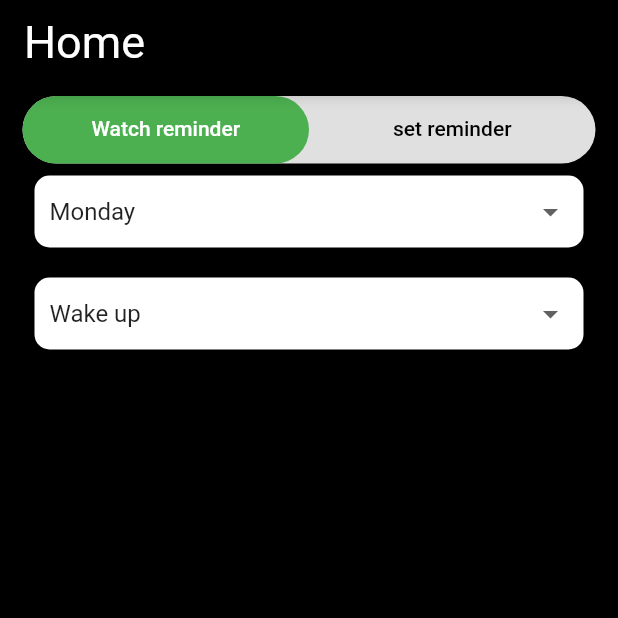
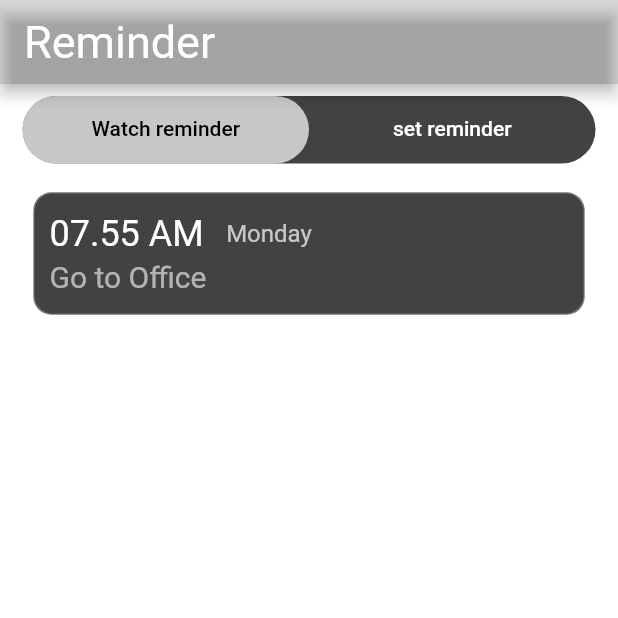
Before and after one commit to Manishs2261/Reminder_App, a Flutter app: the screen it shows after launch, on a phone screen of 412 x 824 dp, the top half of it. Run offline on Flutter 3.47's test engine with Material 3 defaults, Android fonts, the phone set to English and light mode, and no system bars.

Commit message:
feat: add reminder list

```diff
--- a/lib/src/features/home_screen.dart
+++ b/lib/src/features/home_screen.dart
@@ -8,49 +8,44 @@ class HomeScreen extends StatefulWidget {
 }
 
 class _HomeScreenState extends State<HomeScreen> {
-
-
-  String? _dropDownValue;
-
+  TimeOfDay initialTime = TimeOfDay.now();
 
   @override
   Widget build(BuildContext context) {
     return DefaultTabController(
       length: 2,
       child: Scaffold(
-        backgroundColor: Colors.black,
+        backgroundColor: Colors.white12,
         appBar: AppBar(
-          backgroundColor: Colors.black,
-          titleTextStyle: TextStyle(color: Colors.white,fontSize: 30),
-          title: Text("Home"),
+          backgroundColor: Colors.black12,
+          titleTextStyle: TextStyle(color: Colors.white, fontSize: 30),
+          title: Text("Reminder"),
         ),
         body: Padding(
-          padding: const EdgeInsets.only(top: 8.0,bottom: 8.0,left: 15.0,right: 15.0),
+          padding: const EdgeInsets.only(top: 8.0, bottom: 8.0, left: 15.0, right: 15.0),
           child: Column(
             children: [
               Container(
                 height: 45,
                 decoration: BoxDecoration(
-                  color: Colors.grey[300],
+                  color: Colors.grey.shade800,
                   borderRadius: BorderRadius.circular(
                     25.0,
                   ),
                 ),
                 child: TabBar(
-
                   indicatorSize: TabBarIndicatorSize.tab,
                   indicator: BoxDecoration(
                     borderRadius: BorderRadius.circular(
                       25.0,
                     ),
-                    color: Colors.green,
+                    color: Colors.white70,
                   ),
-                  labelColor: Colors.white,
-                  unselectedLabelColor: Colors.black,
+                  labelColor: Colors.black,
+                  unselectedLabelColor: Colors.white,
                   tabs: [
                     Tab(
                       text: 'Watch reminder',
-
                     ),
                     Tab(
                       text: 'set reminder',
@@ -61,22 +56,56 @@ class _HomeScreenState extends State<HomeScreen> {
               Expanded(
                   child: TabBarView(
                 children: [
-
                   Padding(
-                    padding: const EdgeInsets.all(8.0),
+                    padding: const EdgeInsets.only(left: 8, right: 8, top: 20),
                     child: Column(
                       children: [
+                        Container(
+                          padding: EdgeInsets.all(10),
+                          height: 80,
+                          width: double.infinity,
+                          decoration: BoxDecoration(
+                              borderRadius: BorderRadius.circular(12),
+                              boxShadow: [
+                                BoxShadow(color: Colors.grey.shade600, spreadRadius: 0.8),
+                              ],
+                              color: Colors.grey.shade800),
+                          child: Column(
+                              mainAxisAlignment: MainAxisAlignment.spaceEvenly,
+                            crossAxisAlignment: CrossAxisAlignment.start,
+                            children: [
+                              Row(
+                                children: [
+                                  Text("07.55 AM",style: TextStyle(color: Colors.white,fontSize: 24),),
+                                  SizedBox(width: 15,),
+                                  Text("Monday",style: TextStyle(color: Colors.white70,fontSize: 16),),
 
+                                ],
+                              ),
+
+                              Text("Go to Office",style: TextStyle(color: Colors.white60,fontSize: 20),),
+
+                            ],
+                          ),
+                        ),
+                      ],
+                    ),
+                  ),
+                  Padding(
+                    padding: const EdgeInsets.only(left: 8, right: 8, top: 40),
+                    child: Column(
+                      children: [
                         Container(
                           padding: EdgeInsets.symmetric(horizontal: 10),
-                          decoration: BoxDecoration(
-                              color: Colors.white, borderRadius: BorderRadius.circular(10)),
+                          decoration:
+                              BoxDecoration(color: Colors.grey.shade800, borderRadius: BorderRadius.circular(10)),
                           child: DropdownButtonFormField<String>(
+                            style: TextStyle(color: Colors.white, fontSize: 18),
+                            dropdownColor: Colors.grey.shade800,
                             decoration: InputDecoration(
-                                border: InputBorder.none
+                              border: InputBorder.none,
                             ),
                             borderRadius: BorderRadius.circular(10),
-
                             value: 'Monday',
                             items: [
                               'Monday',
@@ -95,24 +124,58 @@ class _HomeScreenState extends State<HomeScreen> {
                             onChanged: (day) {
                               // Handle day selection
                             },
-
                           ),
                         ),
-                        SizedBox(height: 10,),
-
-
-                        SizedBox(height: 10,),
+                        SizedBox(
+                          height: 10,
+                        ),
+                        Container(
+                          padding: EdgeInsets.only(left: 15, right: 15),
+                          height: 48,
+                          decoration:
+                              BoxDecoration(color: Colors.grey.shade800, borderRadius: BorderRadius.circular(10)),
+                          child: Row(
+                            mainAxisAlignment: MainAxisAlignment.spaceBetween,
+                            children: [
+                              Text(
+                                "${initialTime.hour}:${initialTime.minute}",
+                                style: TextStyle(color: Colors.white, fontSize: 18),
+                              ),
+                              ElevatedButton(
+                                  style: ElevatedButton.styleFrom(
+                                    backgroundColor: Colors.grey.shade700,
+                                  ),
+                                  onPressed: () async {
+                                    final timeOfDay = await showTimePicker(
+                                      context: context,
+                                      initialTime: initialTime,
+                                    );
+                                    if (timeOfDay != null) {
+                                      setState(() {
+                                        initialTime = timeOfDay;
+                                      });
+                                    }
+                                  },
+                                  child: Text(
+                                    "Choose Time",
+                                  ))
+                            ],
+                          ),
+                        ),
+                        SizedBox(
+                          height: 10,
+                        ),
                         Container(
                           padding: EdgeInsets.symmetric(horizontal: 10),
                           decoration: BoxDecoration(
-                              color: Colors.white, borderRadius: BorderRadius.circular(10)),
+                            color: Colors.grey.shade800,
+                            borderRadius: BorderRadius.circular(10),
+                          ),
                           child: DropdownButtonFormField<String>(
-
-                            decoration: InputDecoration(
-                                border: InputBorder.none
-                            ),
+                            style: TextStyle(color: Colors.white, fontSize: 18),
+                            dropdownColor: Colors.grey.shade800,
+                            decoration: InputDecoration(border: InputBorder.none),
                             borderRadius: BorderRadius.circular(10),
-
                             value: 'Wake up',
                             items: [
                               'Wake up',
@@ -133,16 +196,25 @@ class _HomeScreenState extends State<HomeScreen> {
                             onChanged: (day) {
                               // Handle day selection
                             },
-
                           ),
                         ),
-
+                        SizedBox(
+                          height: 70,
+                        ),
+                        SizedBox(
+                            height: 40,
+                            width: double.infinity,
+                            child: ElevatedButton(
+                                style: ElevatedButton.styleFrom(
+                                  backgroundColor: Colors.grey.shade700,
+                                ),
+                                onPressed: () {},
+                                child: Text(
+                                  "Set Reminder",
+                                  style: TextStyle(fontSize: 16),
+                                )))
                       ],
                     ),
-                  ),
-
-                  Center(
-                    child: Text("watch notification"),
                   ),
                 ],
               ))
```
